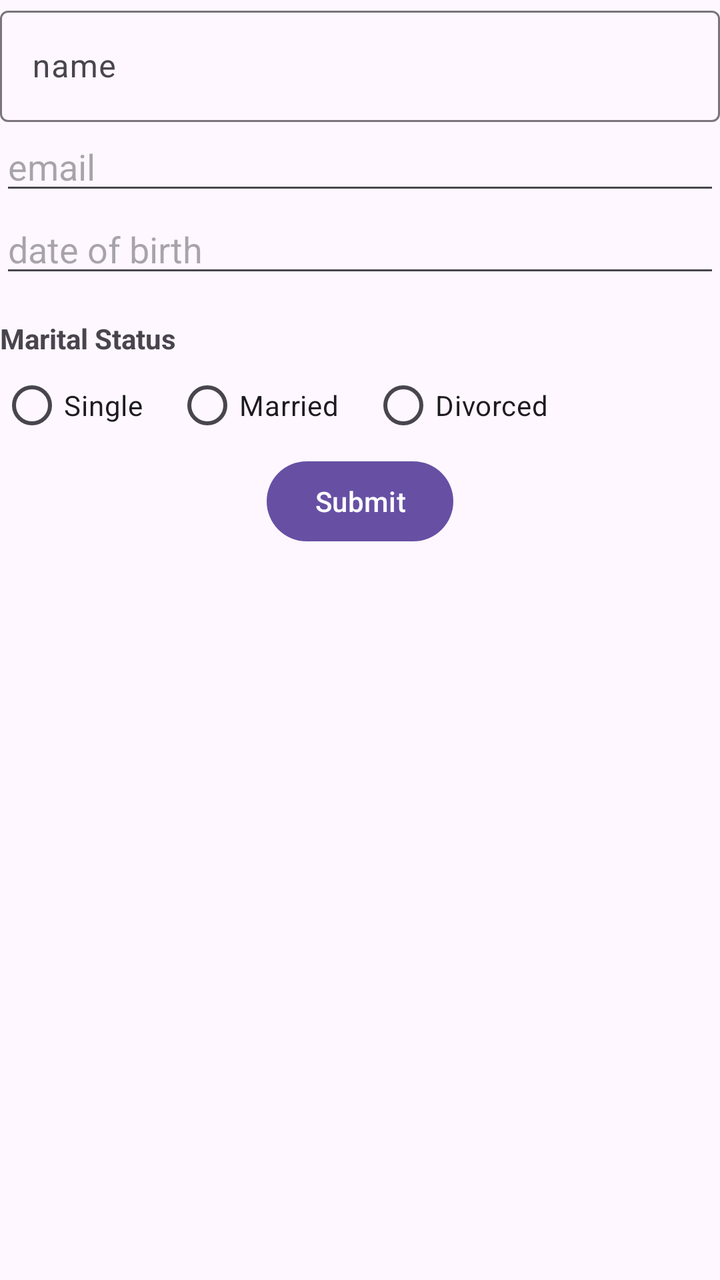
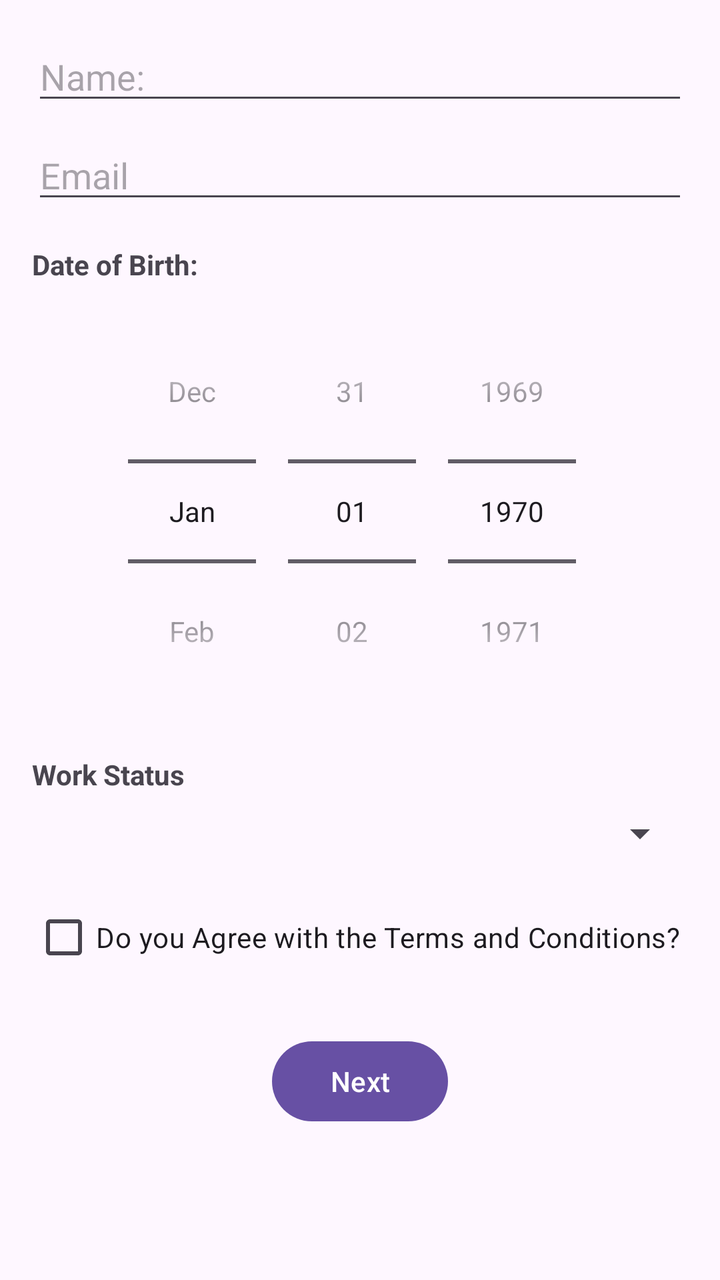

An Android layout rendered at two revisions. The XML below is the earlier revision; the diff shows what the commit changed to produce the second picture.
<!-- AndroidManifest.xml: application theme Theme.InputForm -->
<!-- res/layout/activity_main.xml -->
<?xml version="1.0" encoding="utf-8"?>
<LinearLayout xmlns:android="http://schemas.android.com/apk/res/android"
    xmlns:app="http://schemas.android.com/apk/res-auto"
    xmlns:tools="http://schemas.android.com/tools"
    android:id="@+id/main"
    android:layout_width="match_parent"
    android:layout_height="match_parent"
    android:orientation="vertical"
    tools:context=".DataInput">

    <com.google.android.material.textfield.TextInputLayout
        android:layout_width="match_parent"
        android:layout_height="wrap_content"
        android:hint="@string/name_input" >

        <com.google.android.material.textfield.TextInputEditText
            android:id="@+id/editTextTextPersonName2"
            android:layout_width="match_parent"
            android:layout_height="wrap_content" />

    </com.google.android.material.textfield.TextInputLayout>

    <EditText
        android:id="@+id/editTextTextEmailAddress2"
        android:layout_width="match_parent"
        android:layout_height="wrap_content"
        android:ems="10"
        android:inputType="textEmailAddress"
        android:visibility="visible"
        android:hint="@string/email"/>

    <EditText
        android:id="@+id/editTextDate2"
        android:layout_width="match_parent"
        android:layout_height="wrap_content"
        android:ems="10"
        android:inputType="date"
        android:hint="@string/date_of_birth"
        android:focusable="false" />

    <TextView
        android:layout_width="wrap_content"
        android:layout_height="wrap_content"
        android:layout_marginTop="16dp"
        android:text="@string/marital_status_title"
        android:textStyle="bold" />

    <RadioGroup
        android:id="@+id/maritalStatusGroup"
        android:layout_width="match_parent"
        android:layout_height="wrap_content"
        android:orientation="horizontal">

        <RadioButton
            android:id="@+id/radioSingle"
            android:layout_width="wrap_content"
            android:layout_height="wrap_content"
            android:text="@string/status_single" />

        <RadioButton
            android:id="@+id/radioMarried"
            android:layout_width="wrap_content"
            android:layout_height="wrap_content"
            android:layout_marginStart="16dp"
            android:text="@string/status_married" />

        <RadioButton
            android:id="@+id/radioDivorced"
            android:layout_width="wrap_content"
            android:layout_height="wrap_content"
            android:layout_marginStart="16dp"
            android:text="@string/status_divorced" />

    </RadioGroup>

    <Button
        android:id="@+id/button2"
        android:layout_width="wrap_content"
        android:layout_height="wrap_content"
        android:layout_gravity="center_horizontal"
        android:text="@string/submit_btn" />

</LinearLayout>
<!-- resources referenced by this layout -->
<resources>
  <string name="date_of_birth">date of birth</string>
  <string name="email">email</string>
  <string name="marital_status_title">Marital Status</string>
  <string name="name_input">name</string>
  <string name="status_divorced">Divorced</string>
  <string name="status_married">Married</string>
  <string name="status_single">Single</string>
  <string name="submit_btn">Submit</string>
  <style name="Theme.InputForm" parent="Base.Theme.InputForm" />
  <style name="Base.Theme.InputForm" parent="Theme.Material3.DayNight">
          
          
      </style>
</resources>

<!-- the commit's change to res/layout/activity_main.xml (unified diff, before → after) -->
@@ -1,83 +1,79 @@
 <?xml version="1.0" encoding="utf-8"?>
-<LinearLayout xmlns:android="http://schemas.android.com/apk/res/android"
-    xmlns:app="http://schemas.android.com/apk/res-auto"
+<ScrollView xmlns:android="http://schemas.android.com/apk/res/android"
     xmlns:tools="http://schemas.android.com/tools"
     android:id="@+id/main"
     android:layout_width="match_parent"
     android:layout_height="match_parent"
-    android:orientation="vertical"
+    android:fillViewport="true"
     tools:context=".DataInput">
 
-    <com.google.android.material.textfield.TextInputLayout
+    <LinearLayout
         android:layout_width="match_parent"
         android:layout_height="wrap_content"
-        android:hint="@string/name_input" >
+        android:orientation="vertical"
+        android:padding="16dp">
 
-        <com.google.android.material.textfield.TextInputEditText
-            android:id="@+id/editTextTextPersonName2"
+        <EditText
+            android:id="@+id/editTextName"
             android:layout_width="match_parent"
-            android:layout_height="wrap_content" />
+            android:layout_height="wrap_content"
+            android:autofillHints="name"
+            android:hint="@string/name_prompt"
+            android:inputType="textPersonName" />
 
-    </com.google.android.material.textfield.TextInputLayout>
+        <EditText
+            android:id="@+id/editTextEmail"
+            android:layout_width="match_parent"
+            android:layout_height="wrap_content"
+            android:layout_marginTop="8dp"
+            android:autofillHints="emailAddress"
+            android:hint="@string/email_prompt"
+            android:inputType="textEmailAddress" />
 
-    <EditText
-        android:id="@+id/editTextTextEmailAddress2"
-        android:layout_width="match_parent"
-        android:layout_height="wrap_content"
-        android:ems="10"
-        android:inputType="textEmailAddress"
-        android:visibility="visible"
-        android:hint="@string/email"/>
-
-    <EditText
-        android:id="@+id/editTextDate2"
-        android:layout_width="match_parent"
-        android:layout_height="wrap_content"
-        android:ems="10"
-        android:inputType="date"
-        android:hint="@string/date_of_birth"
-        android:focusable="false" />
-
-    <TextView
-        android:layout_width="wrap_content"
-        android:layout_height="wrap_content"
-        android:layout_marginTop="16dp"
-        android:text="@string/marital_status_title"
-        android:textStyle="bold" />
-
-    <RadioGroup
-        android:id="@+id/maritalStatusGroup"
-        android:layout_width="match_parent"
-        android:layout_height="wrap_content"
-        android:orientation="horizontal">
-
-        <RadioButton
-            android:id="@+id/radioSingle"
+        <TextView
             android:layout_width="wrap_content"
             android:layout_height="wrap_content"
-            android:text="@string/status_single" />
+            android:layout_marginTop="16dp"
+            android:text="@string/DOB_prompt"
+            android:textStyle="bold" />
 
-        <RadioButton
-            android:id="@+id/radioMarried"
+        <DatePicker
+            android:id="@+id/DatePickerDOB"
             android:layout_width="wrap_content"
             android:layout_height="wrap_content"
-            android:layout_marginStart="16dp"
-            android:text="@string/status_married" />
+            android:layout_gravity="center_horizontal"
+            android:layout_marginTop="8dp"
+            android:calendarViewShown="false"
+            android:datePickerMode="spinner" />
 
-        <RadioButton
-            android:id="@+id/radioDivorced"
+        <TextView
             android:layout_width="wrap_content"
             android:layout_height="wrap_content"
-            android:layout_marginStart="16dp"
-            android:text="@string/status_divorced" />
+            android:layout_marginTop="16dp"
+            android:text="@string/status_prompt"
+            android:textStyle="bold" />
 
-    </RadioGroup>
+        <Spinner
+            android:id="@+id/spinner"
+            android:layout_width="match_parent"
+            android:layout_height="wrap_content"
+            android:layout_marginTop="8dp"
+            android:prompt="@string/status_prompt" />
 
-    <Button
-        android:id="@+id/button2"
-        android:layout_width="wrap_content"
-        android:layout_height="wrap_content"
-        android:layout_gravity="center_horizontal"
-        android:text="@string/submit_btn" />
+        <CheckBox
+            android:id="@+id/chkAgreeTerms"
+            android:layout_width="wrap_content"
+            android:layout_height="wrap_content"
+            android:layout_marginTop="16dp"
+            android:text="@string/agree_terms_prompt" />
 
-</LinearLayout>
+        <Button
+            android:id="@+id/ButtonNext"
+            android:layout_width="wrap_content"
+            android:layout_height="wrap_content"
+            android:layout_gravity="center_horizontal"
+            android:layout_marginTop="24dp"
+            android:text="@string/next_command_label" />
+
+    </LinearLayout>
+</ScrollView>
<!-- resource entries referenced after the edit -->
@@ -1,13 +1,11 @@
 <!-- resources referenced by this layout -->
 <resources>
-  <string name="date_of_birth">date of birth</string>
-  <string name="email">email</string>
-  <string name="marital_status_title">Marital Status</string>
-  <string name="name_input">name</string>
-  <string name="status_divorced">Divorced</string>
-  <string name="status_married">Married</string>
-  <string name="status_single">Single</string>
-  <string name="submit_btn">Submit</string>
+  <string name="DOB_prompt">"Date of Birth: "</string>
+  <string name="agree_terms_prompt">Do you Agree with the Terms and Conditions?</string>
+  <string name="email_prompt">Email</string>
+  <string name="name_prompt">"Name: "</string>
+  <string name="next_command_label">Next</string>
+  <string name="status_prompt">Work Status </string>
   <style name="Theme.InputForm" parent="Base.Theme.InputForm" />
   <style name="Base.Theme.InputForm" parent="Theme.Material3.DayNight">
           
